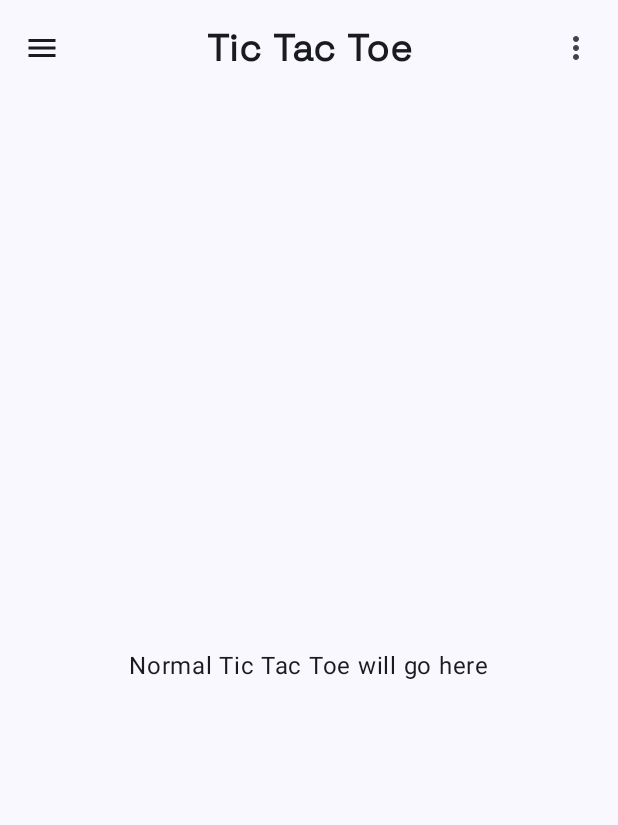
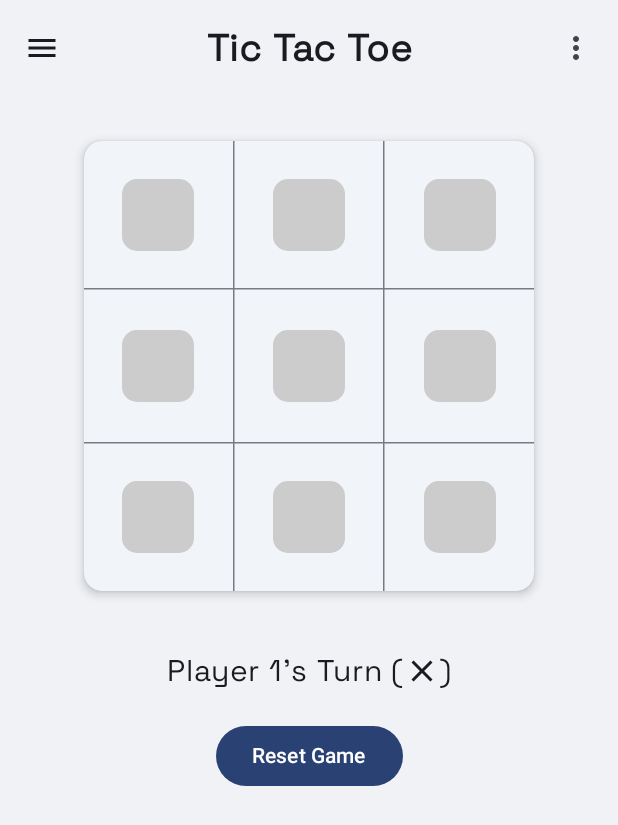
Before and after one commit to a-gud-boy/tictactoe, an Android app built with Jetpack Compose: the screen it shows after launch (MainActivity), on a phone screen of 412 x 824 dp. Shown: the top 825 px of the screen. Run offline under Robolectric (Android 15) with nearby library versions, the phone set to English and light mode, and no system bars; our stand-ins replace constraintlayout-compose.

Commit message:
Made optimisations and changed some colours

```diff
--- a/app/src/main/java/com/a_gud_boy/tictactoe/InfiniteTicTacToe.kt
+++ b/app/src/main/java/com/a_gud_boy/tictactoe/InfiniteTicTacToe.kt
@@ -34,7 +34,9 @@ import androidx.compose.runtime.saveable.rememberSaveable
 import androidx.compose.runtime.setValue
 import androidx.compose.ui.Alignment
 import androidx.compose.ui.Modifier
+import androidx.compose.ui.draw.clip
 import androidx.compose.ui.draw.drawWithContent
+import androidx.compose.ui.draw.shadow
 import androidx.compose.ui.geometry.Offset
 import androidx.compose.ui.graphics.Color
 import androidx.compose.ui.graphics.StrokeCap
@@ -47,6 +49,8 @@ import androidx.compose.ui.unit.dp
 import androidx.compose.ui.unit.sp
 import androidx.constraintlayout.compose.ConstraintLayout
 import androidx.constraintlayout.compose.ConstraintSet
+import com.a_gud_boy.tictactoe.ui.theme.background
+import com.a_gud_boy.tictactoe.ui.theme.constraintBackground
 
 @SuppressLint("MutableCollectionMutableState")
 @OptIn(ExperimentalMaterial3Api::class)
@@ -216,13 +220,12 @@ fun InfiniteTicTacToePage(innerPadding: PaddingValues) {
         }
     }
 
-    Box(modifier = Modifier.padding(innerPadding)) {
-        Box( // Add AngledDivider
+    Box(
         modifier = Modifier
+            .padding(innerPadding)
             .wrapContentSize()
-                .background(Color.White)
+            .background(background)
             .padding(20.dp)
-
     ) {
         Column(
             modifier = Modifier.fillMaxSize(),
@@ -240,6 +243,9 @@ fun InfiniteTicTacToePage(innerPadding: PaddingValues) {
                     .padding(20.dp, 10.dp, 20.dp, 20.dp)
                     .width(300.dp)
                     .height(300.dp)
+                    .shadow(4.dp, shape = RoundedCornerShape(12.dp))
+                    .clip(RoundedCornerShape(12.dp))
+                    .background(constraintBackground)
                     .drawWithContent {
                         drawContent() // Draw buttons first
 
@@ -1097,7 +1103,7 @@ fun InfiniteTicTacToePage(innerPadding: PaddingValues) {
             }
         }
     }
-    }
+
 }
 
 //@Preview(showSystemUi = true)
--- a/app/src/main/java/com/a_gud_boy/tictactoe/MainPage.kt
+++ b/app/src/main/java/com/a_gud_boy/tictactoe/MainPage.kt
@@ -22,6 +22,7 @@ import androidx.compose.material3.NavigationDrawerItemDefaults
 import androidx.compose.material3.Scaffold
 import androidx.compose.material3.Text
 import androidx.compose.material3.TopAppBar
+import androidx.compose.material3.TopAppBarDefaults
 import androidx.compose.material3.rememberDrawerState
 import androidx.compose.runtime.Composable
 import androidx.compose.runtime.getValue
@@ -39,6 +40,7 @@ import androidx.compose.ui.text.style.TextAlign
 import androidx.compose.ui.tooling.preview.Preview
 import androidx.compose.ui.unit.dp
 import androidx.compose.ui.unit.sp
+import com.a_gud_boy.tictactoe.ui.theme.background
 import kotlinx.coroutines.launch
 
 @OptIn(ExperimentalMaterial3Api::class)
@@ -52,7 +54,7 @@ fun MainPage() {
 
     val scope = rememberCoroutineScope()
 
-    var selectedItemIndex by rememberSaveable { mutableIntStateOf(0) }
+    var selectedItemIndex by rememberSaveable { mutableIntStateOf(1) }
     val items = listOf("Normal TicTacToe", "Infinite TicTacToe")
 
     ModalNavigationDrawer(
@@ -129,7 +131,10 @@ fun MainPage() {
                         }) {
                             Icon(Icons.Filled.MoreVert, contentDescription = "Settings Icon")
                         }
-                    }
+                    },
+                    colors = TopAppBarDefaults.topAppBarColors(
+                        containerColor = background
+                    )
                 )
             }
         ) { innerPadding ->
--- a/app/src/main/java/com/a_gud_boy/tictactoe/ui/theme/Color.kt
+++ b/app/src/main/java/com/a_gud_boy/tictactoe/ui/theme/Color.kt
@@ -9,3 +9,9 @@ val Pink80 = Color(0xFFEFB8C8)
 val Purple40 = Color(0xFF6650a4)
 val PurpleGrey40 = Color(0xFF625b71)
 val Pink40 = Color(0xFF7D5260)
+
+val dark = Color(71, 85, 105, 255)
+
+val background = Color(240, 242, 245, 255)
+
+val constraintBackground = Color(241, 245, 249, 255)
```
Lines whose indentation alone changed are shown as unchanged.
